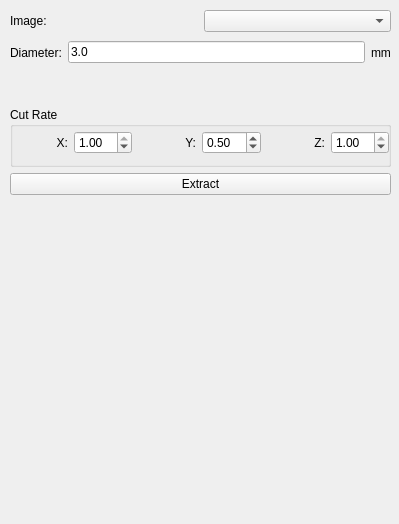
First picture: the form in Plugins/Mipf_Plugin_Utils/LandMarkExtractView.ui, repository linson7017/MIPF, before the edit.
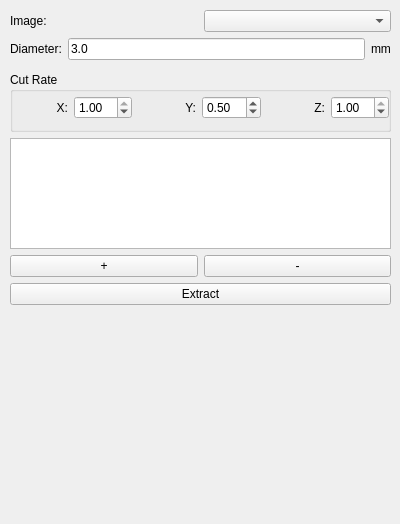
Second picture: the form after the edit. Custom widgets are drawn as their Qt base class.

Patch:
```diff
--- a/Plugins/Mipf_Plugin_Utils/LandMarkExtractView.ui
+++ b/Plugins/Mipf_Plugin_Utils/LandMarkExtractView.ui
@@ -6,7 +6,7 @@
    <rect>
     <x>0</x>
     <y>0</y>
-    <width>399</width>
+    <width>400</width>
     <height>524</height>
    </rect>
   </property>
@@ -19,7 +19,7 @@
      <x>10</x>
      <y>10</y>
      <width>381</width>
-     <height>391</height>
+     <height>501</height>
     </rect>
    </property>
    <layout class="QVBoxLayout" name="verticalLayout">
@@ -159,6 +159,27 @@
       </widget>
      </widget>
     </item>
+    <item>
+     <widget class="QListWidget" name="ModelList"/>
+    </item>
+    <item>
+     <layout class="QHBoxLayout" name="horizontalLayout_4">
+      <item>
+       <widget class="QPushButton" name="AddModelBtn">
+        <property name="text">
+         <string>+</string>
+        </property>
+       </widget>
+      </item>
+      <item>
+       <widget class="QPushButton" name="RemoveModelBtn">
+        <property name="text">
+         <string>-</string>
+        </property>
+       </widget>
+      </item>
+     </layout>
+    </item>
     <item>
      <widget class="QPushButton" name="ExtractBtn">
       <property name="text">
```
